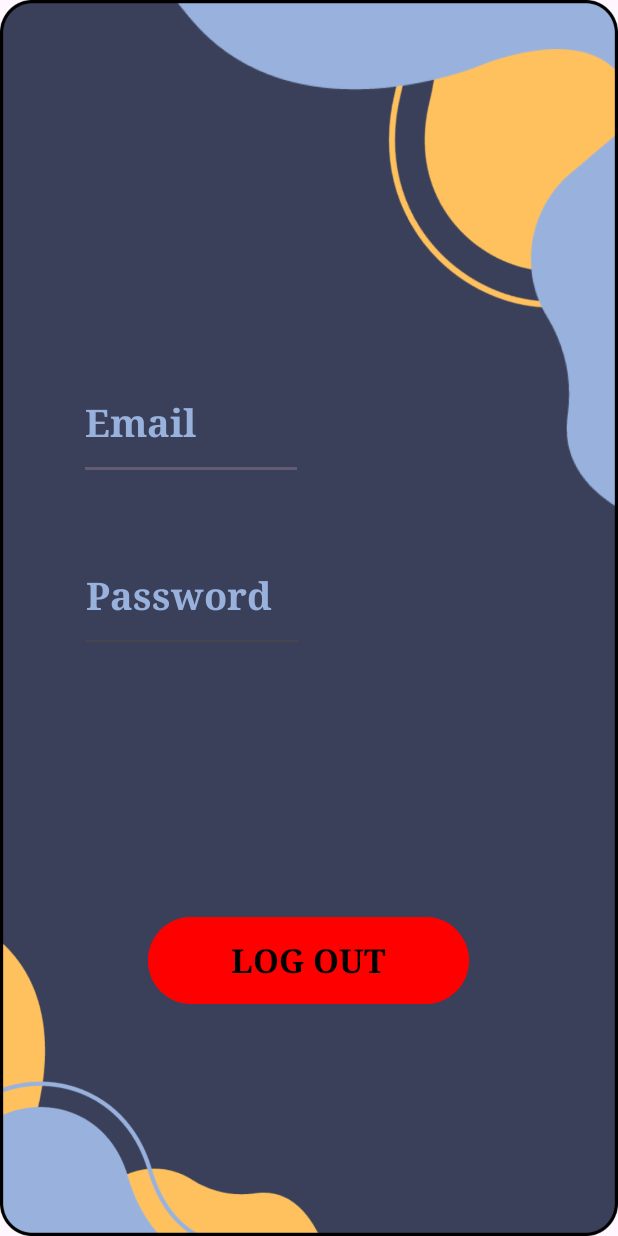
After one commit to Aguerrow/MoodMemoir, an Android app: the layout account_main.xml on its own in the app's theme, with its tools: preview values and no code run, on a phone screen of 412 x 824 dp. The commit adds this screen. Run offline under Robolectric (Android 15) with nearby library versions, the phone set to English and light mode, and no system bars.

Commit message:
Account Activity and Calendar (ny completed)

```diff
--- /dev/null
+++ b/app/src/main/res/layout/account_main.xml
@@ -0,0 +1,65 @@
+<?xml version="1.0" encoding="utf-8"?>
+<androidx.constraintlayout.widget.ConstraintLayout xmlns:android="http://schemas.android.com/apk/res/android"
+    xmlns:app="http://schemas.android.com/apk/res-auto"
+    xmlns:tools="http://schemas.android.com/tools"
+    android:layout_width="match_parent"
+    android:layout_height="match_parent"
+    android:background="@drawable/bg6">
+
+    <Button
+        android:id="@+id/btnLog"
+        android:layout_width="214dp"
+        android:layout_height="66dp"
+        android:backgroundTint="#FF0000"
+        android:text="LOG OUT"
+        android:textAppearance="@style/TextAppearance.AppCompat.Large"
+        android:textColor="@color/black"
+        android:textStyle="bold"
+        android:typeface="serif"
+        app:layout_constraintBottom_toBottomOf="parent"
+        app:layout_constraintEnd_toEndOf="parent"
+        app:layout_constraintHorizontal_bias="0.497"
+        app:layout_constraintStart_toStartOf="parent"
+        app:layout_constraintTop_toTopOf="parent"
+        app:layout_constraintVertical_bias="0.801" />
+
+    <EditText
+        android:id="@+id/edtEmail"
+        android:layout_width="149dp"
+        android:layout_height="76dp"
+        android:ems="5"
+        android:inputType="text"
+        android:text="Email"
+        android:textAppearance="@style/TextAppearance.AppCompat.Large"
+        android:textColor="#99B2DD"
+        android:textSize="25sp"
+        android:textStyle="bold"
+        android:typeface="serif"
+        app:layout_constraintBottom_toBottomOf="parent"
+        app:layout_constraintEnd_toEndOf="parent"
+        app:layout_constraintHorizontal_bias="0.2"
+        app:layout_constraintStart_toStartOf="parent"
+        app:layout_constraintTop_toTopOf="parent"
+        app:layout_constraintVertical_bias="0.326" />
+
+    <EditText
+        android:id="@+id/edtPassword2"
+        android:layout_width="149dp"
+        android:layout_height="76dp"
+        android:ems="5"
+        android:inputType="text"
+        android:text="Password"
+        android:textAppearance="@style/TextAppearance.AppCompat.Large"
+        android:textColor="#99B2DD"
+        android:textSize="25sp"
+        android:textStyle="bold"
+        android:typeface="serif"
+        app:layout_constraintBottom_toBottomOf="parent"
+        app:layout_constraintEnd_toEndOf="parent"
+        app:layout_constraintHorizontal_bias="0.202"
+        app:layout_constraintStart_toStartOf="parent"
+        app:layout_constraintTop_toTopOf="parent"
+        app:layout_constraintVertical_bias="0.48" />
+
+
+</androidx.constraintlayout.widget.ConstraintLayout>
```
Also changed, not shown: app/build.gradle.kts (+8 -3 lines), app/src/main/java/com/example/moodmemoir/AccountActivity.kt (added, +11 -0 lines), app/src/main/java/com/example/moodmemoir/CalendarActivity.kt (+25 -1 lines), app/src/main/res/layout/calendar_main.xml (+31 -28 lines), app/src/main/res/drawable/bg6.png (added), build.gradle.kts (line endings or trailing spaces).
